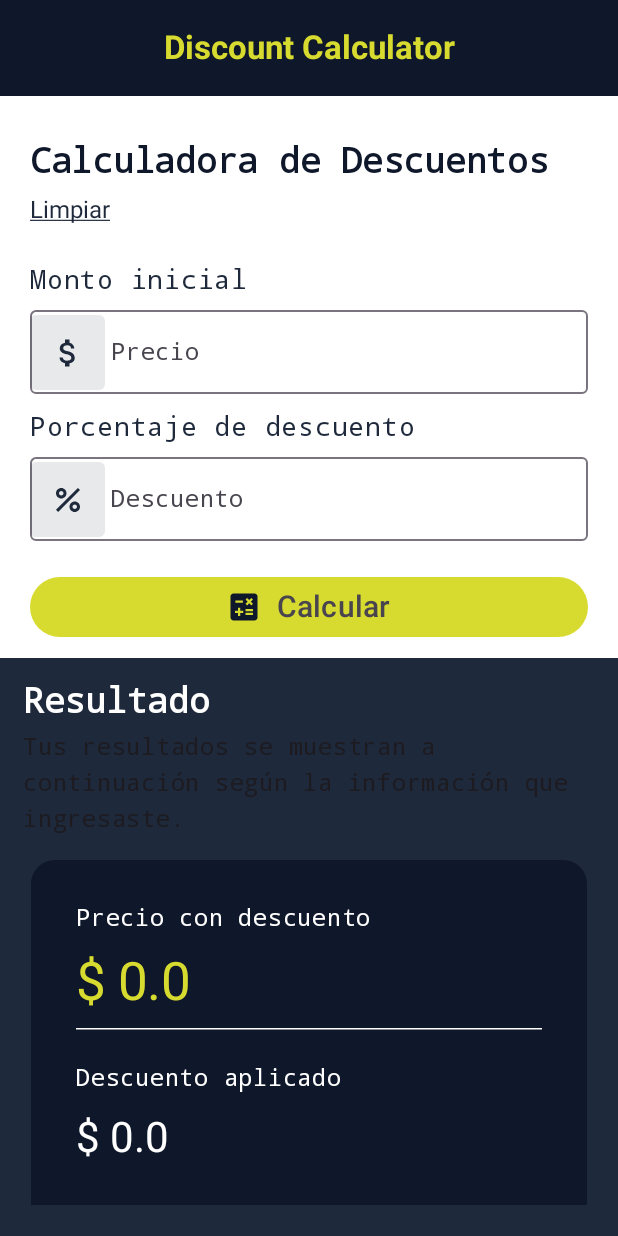
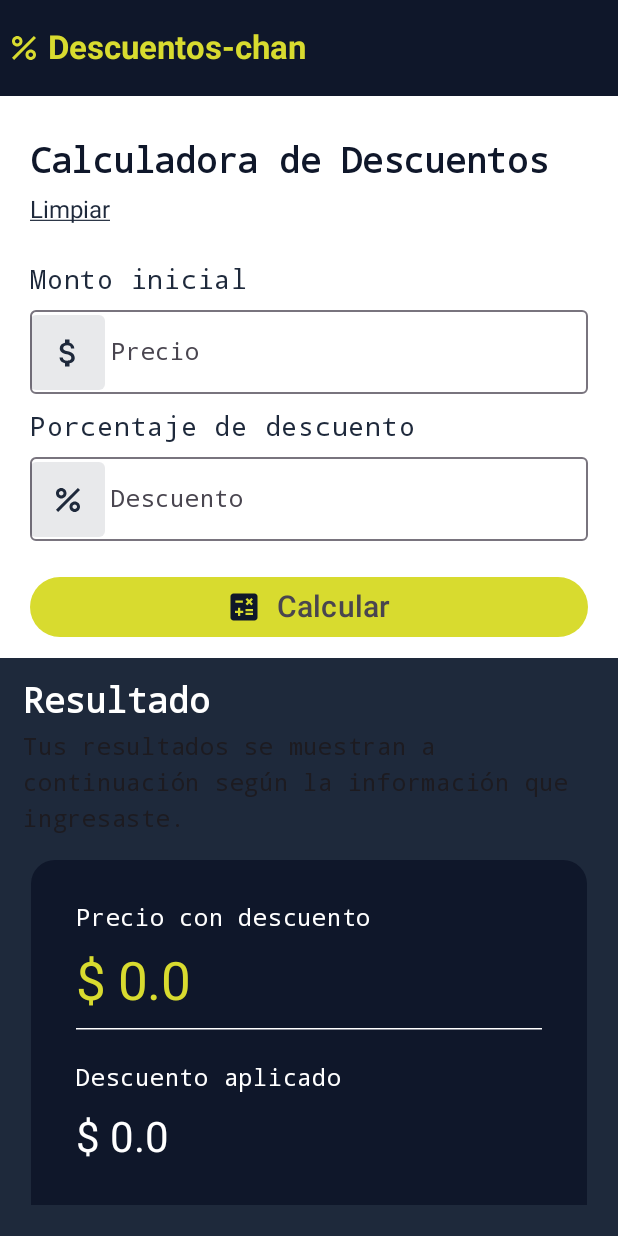
Before and after one commit to JulSarmiento/discount-calculator-app, an Android app built with Jetpack Compose: the screen it shows after launch (MainActivity), on a phone screen of 412 x 824 dp. Run offline under Robolectric (Android 15) with nearby library versions, the phone set to English and light mode, and no system bars.

Commit message:
se agrega el icono de la aplicacion

```diff
--- a/app/src/main/java/com/julhdev/discountcalculator/views/HomeView.kt
+++ b/app/src/main/java/com/julhdev/discountcalculator/views/HomeView.kt
@@ -17,6 +17,7 @@ import androidx.compose.material3.Icon
 import androidx.compose.material3.MaterialTheme
 import androidx.compose.material3.Scaffold
 import androidx.compose.material3.Text
+import androidx.compose.material3.TopAppBar
 import androidx.compose.material3.TopAppBarDefaults
 import androidx.compose.runtime.Composable
 import androidx.compose.runtime.getValue
@@ -42,17 +43,17 @@ import com.julhdev.discountcalculator.utils.*
 fun HomeView() {
   Scaffold(
     topBar = {
-      CenterAlignedTopAppBar(
-        title = { Text(text = "Discount Calculator", fontWeight = FontWeight.Bold) },
+      TopAppBar(
+        title = { Text(text = "Descuentos-chan", fontWeight = FontWeight.Bold) },
         colors = TopAppBarDefaults.centerAlignedTopAppBarColors(
           containerColor = MaterialTheme.colorScheme.primary,
           titleContentColor = MaterialTheme.colorScheme.secondary
         ),
         navigationIcon = {
           Icon(
-            imageVector = Icons.Filled.AccountCircle,
+            imageVector = Icons.Filled.Percent,
             contentDescription = "User",
-            tint = MaterialTheme.colorScheme.primary,
+            tint = MaterialTheme.colorScheme.secondary,
           )
         }
       )
```
Also changed, not shown: app/src/main/res/drawable/calculator_logo.png (added).
